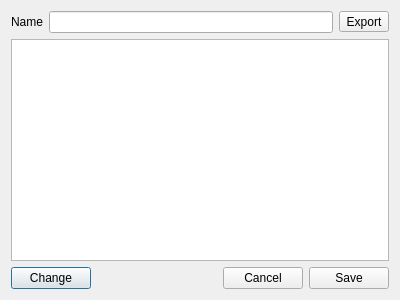
Before: the Qt Designer form automator_project/utils/qtUi/resource_dialog.ui in Halicea/hal_automator, drawn with Qt 5.
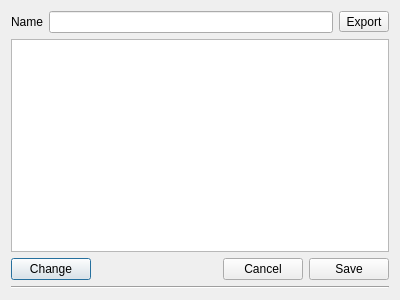
After: the same form once the commit is applied.

Diff of the .ui file:
```diff
--- a/automator_project/utils/qtUi/resource_dialog.ui
+++ b/automator_project/utils/qtUi/resource_dialog.ui
@@ -103,6 +103,13 @@
      </item>
     </layout>
    </item>
+   <item>
+    <widget class="Line" name="line">
+     <property name="orientation">
+      <enum>Qt::Horizontal</enum>
+     </property>
+    </widget>
+   </item>
   </layout>
  </widget>
  <resources/>
```
